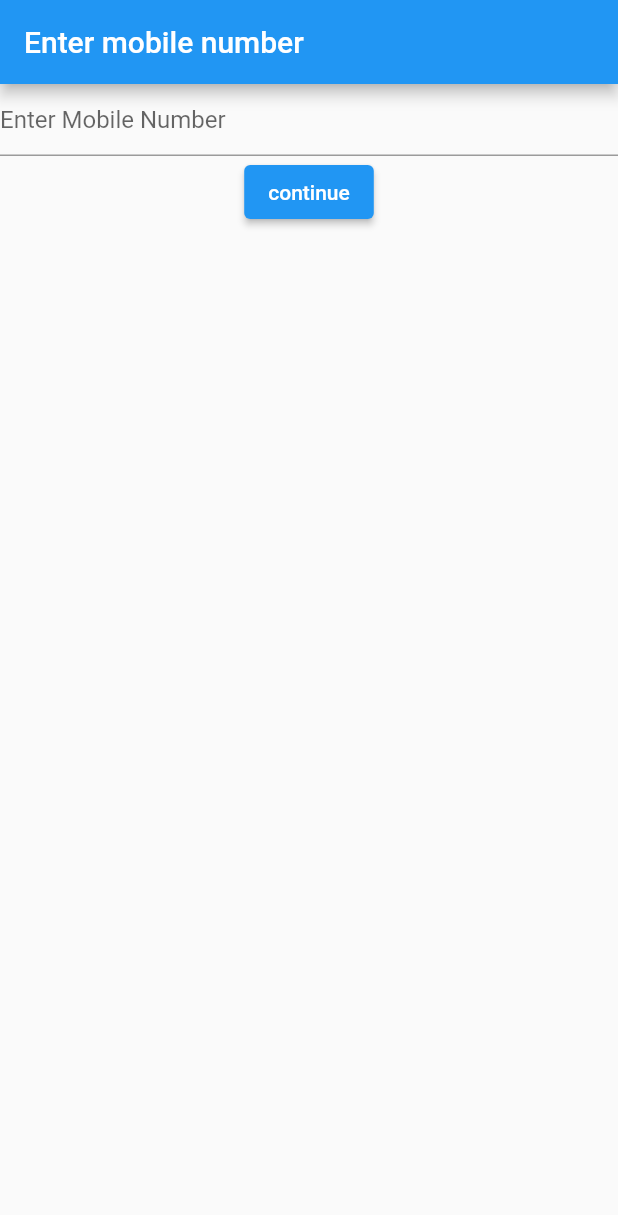
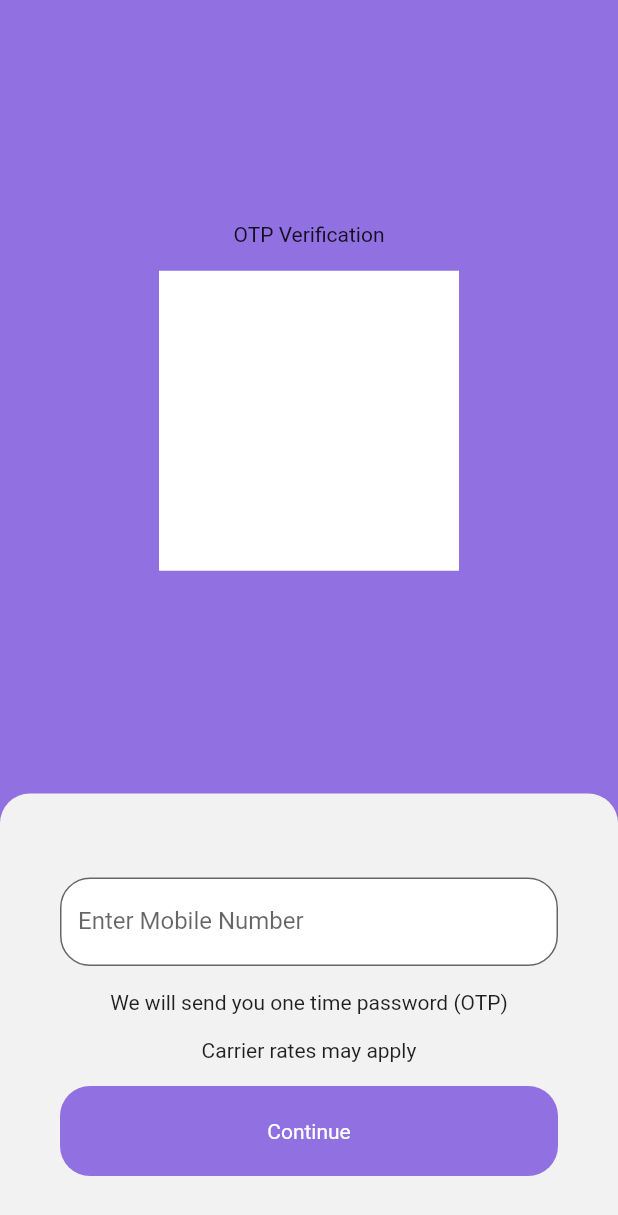
Before and after one commit to aslahmogral/wingman_machinetest, a Flutter app: the screen it shows after launch, on a phone screen of 412 x 824 dp. Shown: the top 1215 px of the screen. Run offline on Flutter 3.47's test engine with Material 2 defaults, Android fonts, the phone set to English and light mode, and no system bars.

Commit message:
partial login ui

```diff
--- /dev/null
+++ b/lib/components/button.dart
@@ -0,0 +1,32 @@
+import 'package:flutter/material.dart';
+import 'package:wingman_machinetest/utils/colors.dart';
+
+class WButton extends StatefulWidget {
+  final void Function()? onPressed;
+  final String label;
+  const WButton({super.key, this.onPressed, required this.label});
+
+  @override
+  State<WButton> createState() => W_ButtonState();
+}
+
+class W_ButtonState extends State<WButton> {
+  @override
+  Widget build(BuildContext context) {
+    return InkWell(
+        onTap: widget.onPressed,
+        child: Container(
+          decoration: BoxDecoration(
+              color: WColors.primaryColor,
+              borderRadius: BorderRadius.circular(20)),
+          height: 60,
+          width: MediaQuery.of(context).size.width,
+          child: Center(
+            child: Text(
+              widget.label,
+              style: TextStyle(color: WColors.brightColor),
+            ),
+          ),
+        ));
+  }
+}
--- a/lib/screens/enter_mobile_number_screen.dart
+++ b/lib/screens/enter_mobile_number_screen.dart
@@ -1,8 +1,11 @@
 import 'dart:convert';
 
 import 'package:flutter/material.dart';
+import 'package:wingman_machinetest/components/button.dart';
 import 'package:wingman_machinetest/screens/enter_otp_screen.dart';
 import 'package:http/http.dart' as http;
+import 'package:wingman_machinetest/utils/colors.dart';
+import 'package:wingman_machinetest/utils/dimens.dart';
 
 class EnterMobileNumberScreen extends StatefulWidget {
   const EnterMobileNumberScreen({super.key});
@@ -14,6 +17,7 @@ class EnterMobileNumberScreen extends StatefulWidget {
 
 class _EnterMobileNumberScreenState extends State<EnterMobileNumberScreen> {
   final mobileController = TextEditingController();
+  final _formKey = GlobalKey<FormState>();
 
   PostNumber() async {
     // print(mobileController.text);
@@ -41,19 +45,111 @@ class _EnterMobileNumberScreenState extends State<EnterMobileNumberScreen> {
   @override
   Widget build(BuildContext context) {
     return Scaffold(
-      appBar: AppBar(
-        title: Text('Enter mobile number'),
-      ),
-      body: Column(
+        body: Container(
+      color: WColors.primaryColor,
+      child: Column(
         children: [
-          TextField(
-            controller: mobileController,
-            decoration: InputDecoration(hintText: 'Enter Mobile Number'),
+          Expanded(
+            child: Container(
+              child: Center(
+                child: Column(
+                  mainAxisSize: MainAxisSize.min,
+                  children: [
+                    Text('OTP Verification'),
+                    SizedBox(
+                      height: Dimens.padding,
+                    ),
+                    Container(
+                      height: 200,
+                      width: 200,
+                      color: Colors.white,
+                    )
+                  ],
+                ),
+              ),
+            ),
           ),
-          // ElevatedButton(onPressed: postData, child: Text('check')),
-          ElevatedButton(onPressed: PostNumber, child: Text('continue'))
+          Container(
+            decoration: BoxDecoration(
+                // color: WColors.primaryColor,
+                color: WColors.dimWhiteColor,
+                borderRadius: BorderRadius.only(
+                    topLeft: Radius.circular(20),
+                    topRight: Radius.circular(20))),
+            width: MediaQuery.of(context).size.width,
+            // color: Colors.white,
+            child: Padding(
+              padding: const EdgeInsets.all(Dimens.padding_large),
+              child: Form(
+                key: _formKey,
+                child: Column(
+                  mainAxisSize: MainAxisSize.min,
+                  children: [
+                    // Text('Welcome Back',style: TextStyle(fontWeight: FontWeight.w500,fontSize: 30),),
+                    // TextFormField(
+
+                    //   readOnly: true,
+                    //   decoration: InputDecoration(hintText: '+91  INDIA',focusedBorder: UnderlineInputBorder(borderSide: BorderSide(color: WColors.primaryColor))),),
+                    SizedBox(height: Dimens.padding,),
+                    TextFormField(
+                      decoration: InputDecoration(
+                        fillColor: WColors.brightColor,
+                        filled: true,
+
+                        label: Text('Enter Mobile Number',),
+                          hintText: '+91',
+                          border: OutlineInputBorder(
+                              borderRadius: BorderRadius.circular(20),
+                              borderSide:
+                                  BorderSide(color: WColors.primaryColor)),
+                          focusedBorder: OutlineInputBorder(
+                              borderRadius: BorderRadius.circular(20),
+                              borderSide:
+                                  BorderSide(color: WColors.primaryColor))),
+                    ),
+                    SizedBox(
+                      height: Dimens.padding,
+                    ),
+
+                    Text('We will send you one time password (OTP)'),
+                    SizedBox(
+                      height: Dimens.padding,
+                    ),
+
+                    Text('Carrier rates may apply'),
+                    SizedBox(
+                      height: Dimens.padding,
+                    ),
+                    WButton(label: 'Continue',),
+
+                    // ClipRRect(
+                    //   borderRadius:  BorderRadius.circular(20),
+                    //   // height: 50,
+                    //   // width: MediaQuery.of(context).size.width,
+                    //   child: ElevatedButton(
+                    //       onPressed: () {}, child: Text('Continue ->')),
+                    // ),
+                  ],
+                ),
+              ),
+            ),
+          )
         ],
       ),
-    );
+    )
+        // appBar: AppBar(
+        //   title: Text('Enter mobile number'),
+        // ),
+        // body: Column(
+        //   children: [
+        //     TextField(
+        //       controller: mobileController,
+        //       decoration: InputDecoration(hintText: 'Enter Mobile Number'),
+        //     ),
+        //     // ElevatedButton(onPressed: postData, child: Text('check')),
+        //     ElevatedButton(onPressed: PostNumber, child: Text('continue'))
+        //   ],
+        // ),
+        );
   }
 }
--- a/lib/screens/new_user_screen.dart
+++ b/lib/screens/new_user_screen.dart
@@ -41,7 +41,10 @@ class _NewUserScreenState extends State<NewUserScreen> {
       appBar: AppBar(
         title: Text('Welcome'),
       ),
-      body: Column(
+      body:
+
+
+       Column(
         children: [
           Text('welcom looks like your are new here'),
           TextField(
--- /dev/null
+++ b/lib/utils/colors.dart
@@ -0,0 +1,7 @@
+import 'dart:ui';
+
+class WColors {
+  static const primaryColor = Color(0xff9170e2);
+  static const dimWhiteColor = Color(0xfff2f2f2);
+  static const brightColor = Color(0xffffffff);
+}
--- /dev/null
+++ b/lib/utils/dimens.dart
@@ -0,0 +1,7 @@
+class Dimens {
+  static const padding_large = 40.0;
+  static const padding = 16.0;
+
+  //borderRadius
+  static const borderRadius = 40.0;
+}
```
